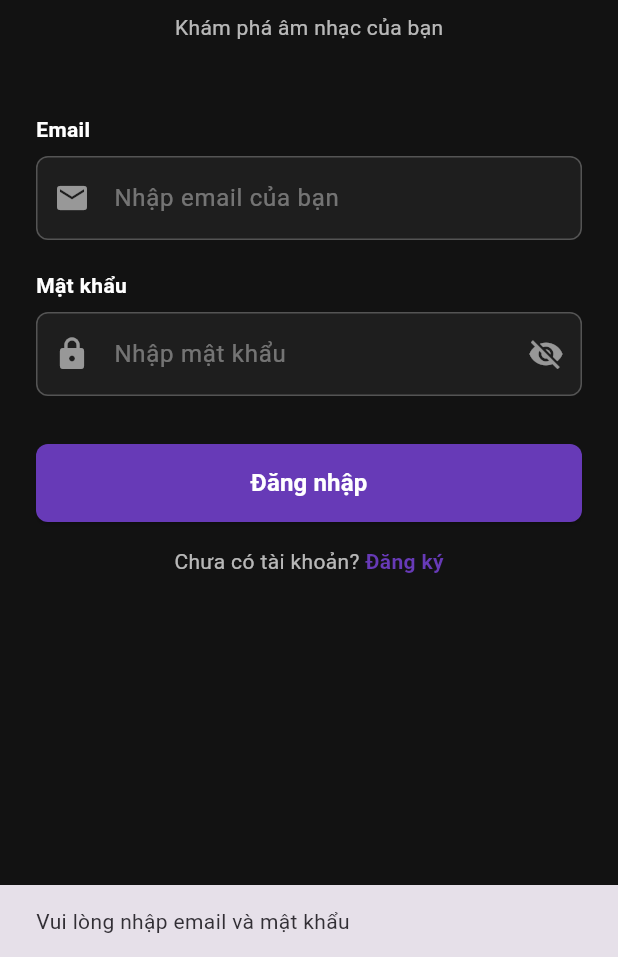
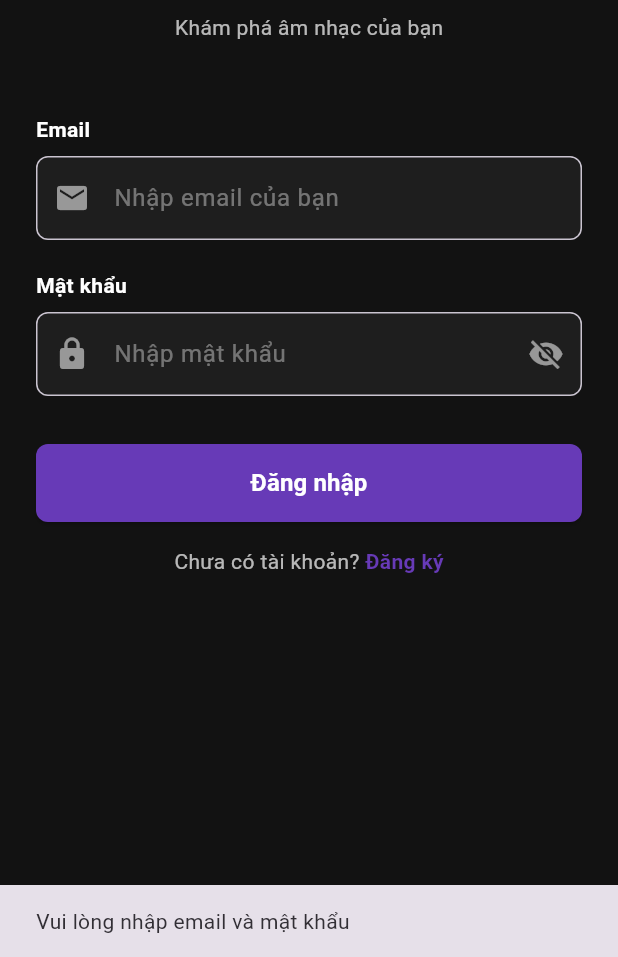
Before and after one commit to HaoNguyen05/T3_appnghenhac, a Flutter app: the screen it shows after launch, after a tap on "Đăng nhập", on a phone screen of 412 x 824 dp, the part 279-1236 px from its top. Run offline on Flutter 3.47's test engine with Material 3 defaults, Android fonts, the phone set to English and light mode, and no system bars; our stand-ins replace image_picker, just_audio, supabase_flutter; accounts and stored records are empty.

Commit message:
Upload flie

```diff
--- a/lib/screens/login_screen.dart
+++ b/lib/screens/login_screen.dart
@@ -4,6 +4,7 @@ import '../services/auth_service.dart';
 
 class LoginScreen extends StatefulWidget {
   const LoginScreen({super.key});
+
   @override
   State<LoginScreen> createState() => _LoginScreenState();
 }
@@ -11,6 +12,7 @@ class LoginScreen extends StatefulWidget {
 class _LoginScreenState extends State<LoginScreen> {
   final emailCtrl = TextEditingController();
   final passCtrl = TextEditingController();
+
   bool loading = false;
   bool _showPassword = false;
 
@@ -23,20 +25,37 @@ class _LoginScreenState extends State<LoginScreen> {
     }
 
     setState(() => loading = true);
+
     try {
       final auth = context.read<AuthService>();
-      await auth.signIn(emailCtrl.text.trim(), passCtrl.text.trim());
-      if (mounted) {
+
+      await auth.signIn(
+        emailCtrl.text.trim(),
+        passCtrl.text.trim(),
+      );
+
+      if (!mounted) return;
       Navigator.pushReplacementNamed(context, '/home');
+    } catch (e) {
+      String message = 'Đăng nhập thất bại';
+
+      final error = e.toString().toLowerCase();
+
+      if (error.contains('email not confirmed')) {
+        message = 'Tài khoản chưa xác nhận email';
+      } else if (error.contains('invalid login credentials')) {
+        message = 'Sai tài khoản hoặc mật khẩu';
       }
-    } catch (e) {
+
       if (mounted) {
         ScaffoldMessenger.of(context).showSnackBar(
-          SnackBar(content: Text('Đăng nhập thất bại: $e')),
+          SnackBar(content: Text(message)),
         );
       }
     } finally {
+      if (mounted) {
         setState(() => loading = false);
+      }
     }
   }
 
@@ -51,7 +70,6 @@ class _LoginScreenState extends State<LoginScreen> {
             child: Column(
               crossAxisAlignment: CrossAxisAlignment.start,
               children: [
-                // Logo & Title
                 Center(
                   child: Column(
                     children: [
@@ -89,10 +107,7 @@ class _LoginScreenState extends State<LoginScreen> {
                 ),
                 const SizedBox(height: 48),
 
-                // Email Field
-                Column(
-                  crossAxisAlignment: CrossAxisAlignment.start,
-                  children: [
+                // Email
                 const Text(
                   'Email',
                   style: TextStyle(
@@ -113,33 +128,14 @@ class _LoginScreenState extends State<LoginScreen> {
                     fillColor: const Color(0xFF1E1E1E),
                     border: OutlineInputBorder(
                       borderRadius: BorderRadius.circular(8),
-                          borderSide: const BorderSide(color: Colors.white24),
                     ),
-                        enabledBorder: OutlineInputBorder(
-                          borderRadius: BorderRadius.circular(8),
-                          borderSide: const BorderSide(color: Colors.white24),
-                        ),
-                        focusedBorder: OutlineInputBorder(
-                          borderRadius: BorderRadius.circular(8),
-                          borderSide: const BorderSide(
-                            color: Colors.deepPurple,
-                            width: 2,
+                    prefixIcon: const Icon(Icons.email, color: Colors.white54),
                   ),
                 ),
-                        prefixIcon: const Icon(
-                          Icons.email,
-                          color: Colors.white54,
-                        ),
-                      ),
-                    ),
-                  ],
-                ),
+
                 const SizedBox(height: 20),
 
-                // Password Field
-                Column(
-                  crossAxisAlignment: CrossAxisAlignment.start,
-                  children: [
+                // Password
                 const Text(
                   'Mật khẩu',
                   style: TextStyle(
@@ -160,40 +156,23 @@ class _LoginScreenState extends State<LoginScreen> {
                     fillColor: const Color(0xFF1E1E1E),
                     border: OutlineInputBorder(
                       borderRadius: BorderRadius.circular(8),
-                          borderSide: const BorderSide(color: Colors.white24),
                     ),
-                        enabledBorder: OutlineInputBorder(
-                          borderRadius: BorderRadius.circular(8),
-                          borderSide: const BorderSide(color: Colors.white24),
-                        ),
-                        focusedBorder: OutlineInputBorder(
-                          borderRadius: BorderRadius.circular(8),
-                          borderSide: const BorderSide(
-                            color: Colors.deepPurple,
-                            width: 2,
-                          ),
-                        ),
-                        prefixIcon: const Icon(
-                          Icons.lock,
+                    prefixIcon: const Icon(Icons.lock, color: Colors.white54),
+                    suffixIcon: IconButton(
+                      icon: Icon(
+                        _showPassword ? Icons.visibility : Icons.visibility_off,
                         color: Colors.white54,
                       ),
-                        suffixIcon: IconButton(
-                          icon: Icon(
-                            _showPassword
-                                ? Icons.visibility
-                                : Icons.visibility_off,
-                            color: Colors.white54,
-                          ),
-                          onPressed: () =>
-                              setState(() => _showPassword = !_showPassword),
+                      onPressed: () {
+                        setState(() => _showPassword = !_showPassword);
+                      },
                     ),
                   ),
                 ),
-                  ],
-                ),
+
                 const SizedBox(height: 32),
 
-                // Login Button
+                // Button
                 SizedBox(
                   width: double.infinity,
                   height: 52,
@@ -201,47 +180,35 @@ class _LoginScreenState extends State<LoginScreen> {
                     onPressed: loading ? null : _signIn,
                     style: ElevatedButton.styleFrom(
                       backgroundColor: Colors.deepPurple,
-                      disabledBackgroundColor: Colors.deepPurple.withValues(
-                        alpha: 0.5,
-                      ),
                       shape: RoundedRectangleBorder(
                         borderRadius: BorderRadius.circular(8),
                       ),
                     ),
                     child: loading
-                        ? const SizedBox(
-                            width: 20,
-                            height: 20,
-                            child: CircularProgressIndicator(
-                              valueColor: AlwaysStoppedAnimation<Color>(
-                                Colors.white,
-                              ),
+                        ? const CircularProgressIndicator(
+                            color: Colors.white,
                             strokeWidth: 2,
-                            ),
                           )
                         : const Text(
                             'Đăng nhập',
                             style: TextStyle(
-                              color: Colors.white,
                               fontSize: 16,
                               fontWeight: FontWeight.bold,
+                              color: Colors.white,
                             ),
                           ),
                   ),
                 ),
+
                 const SizedBox(height: 16),
 
-                // Register Link
                 Center(
                   child: Row(
                     mainAxisAlignment: MainAxisAlignment.center,
                     children: [
                       const Text(
                         'Chưa có tài khoản? ',
-                        style: TextStyle(
-                          color: Colors.white70,
-                          fontSize: 14,
-                        ),
+                        style: TextStyle(color: Colors.white70, fontSize: 14),
                       ),
                       GestureDetector(
                         onTap: () => Navigator.pushNamed(context, '/register'),
@@ -249,7 +216,6 @@ class _LoginScreenState extends State<LoginScreen> {
                           'Đăng ký',
                           style: TextStyle(
                             color: Colors.deepPurple,
-                            fontSize: 14,
                             fontWeight: FontWeight.bold,
                           ),
                         ),
--- a/lib/screens/profile_screen.dart
+++ b/lib/screens/profile_screen.dart
@@ -41,7 +41,7 @@ class _ProfileScreenState extends State<ProfileScreen> {
       fav.setUser(user.id);
       hist.setUser(user.id);
 
-      _checkAdmin(); // ⭐ kiểm tra role
+      _checkAdmin();
       _loadAllData();
     }
   }
@@ -145,8 +145,6 @@ class _ProfileScreenState extends State<ProfileScreen> {
                   ),
 
                   const SizedBox(height: 16),
-
-                  // ===== QUẢN LÝ BÀI HÁT (CHỈ ADMIN) =====
                   if (isAdminUser)
                     ElevatedButton.icon(
                       icon:
```
Lines whose indentation alone changed are shown as unchanged.
